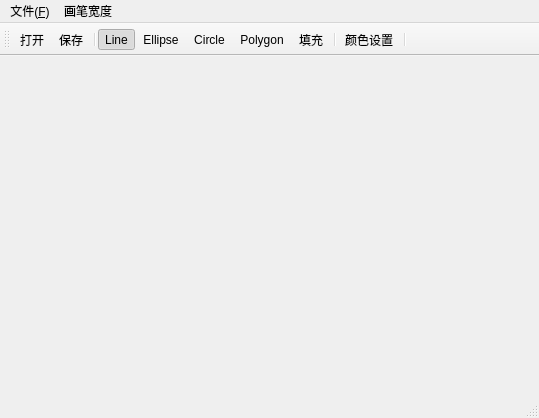
Qt form FinalProject/mainwindow.ui (breadstory-x/my-painter) before a commit.
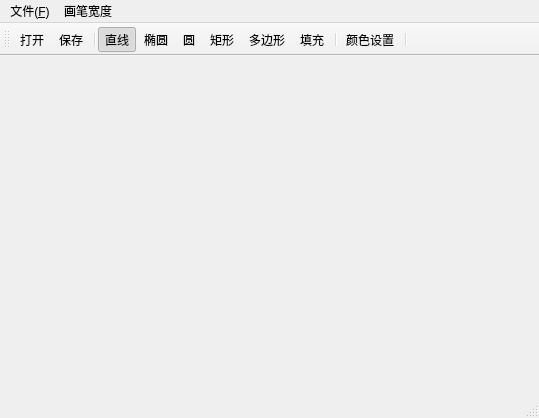
The same form after that commit. Icons and pictures are not drawn.

The edit to the form file:
```diff
--- a/FinalProject/mainwindow.ui
+++ b/FinalProject/mainwindow.ui
@@ -66,6 +66,7 @@
    <addaction name="actionLine"/>
    <addaction name="actionEllipse"/>
    <addaction name="actionCircle"/>
+   <addaction name="actionRect"/>
    <addaction name="actionPolygon"/>
    <addaction name="actionFill"/>
    <addaction name="separator"/>
@@ -85,13 +86,22 @@
      <normaloff>../图标/直线.bmp</normaloff>../图标/直线.bmp</iconset>
    </property>
    <property name="text">
-    <string>Line</string>
+    <string>直线</string>
    </property>
    <property name="toolTip">
     <string>Line</string>
    </property>
    <property name="statusTip">
-    <string>draw a Line</string>
+    <string>绘制直线</string>
+   </property>
+   <property name="whatsThis">
+    <string/>
+   </property>
+   <property name="font">
+    <font>
+     <family>微软雅黑 Light</family>
+     <pointsize>9</pointsize>
+    </font>
    </property>
    <property name="shortcut">
     <string>1</string>
@@ -106,13 +116,19 @@
      <normaloff>../图标/椭圆.bmp</normaloff>../图标/椭圆.bmp</iconset>
    </property>
    <property name="text">
-    <string>Ellipse</string>
+    <string>椭圆</string>
    </property>
    <property name="toolTip">
     <string>Ellipse</string>
    </property>
    <property name="statusTip">
-    <string>draw a ellipse</string>
+    <string>绘制椭圆</string>
+   </property>
+   <property name="font">
+    <font>
+     <family>微软雅黑 Light</family>
+     <pointsize>9</pointsize>
+    </font>
    </property>
    <property name="shortcut">
     <string>3</string>
@@ -143,13 +159,18 @@
      <normaloff>../图标/圆.bmp</normaloff>../图标/圆.bmp</iconset>
    </property>
    <property name="text">
-    <string>Circle</string>
+    <string>圆</string>
    </property>
    <property name="toolTip">
     <string>Circle</string>
    </property>
    <property name="statusTip">
-    <string>draw a circle</string>
+    <string>绘制圆</string>
+   </property>
+   <property name="font">
+    <font>
+     <family>微软雅黑 Light</family>
+    </font>
    </property>
    <property name="shortcut">
     <string>2</string>
@@ -179,13 +200,21 @@
      <normaloff>../图标/多边形.bmp</normaloff>../图标/多边形.bmp</iconset>
    </property>
    <property name="text">
-    <string>Polygon</string>
+    <string>多边形</string>
    </property>
    <property name="toolTip">
     <string>Polygon</string>
    </property>
    <property name="statusTip">
-    <string>draw a polygon</string>
+    <string>绘制多边形</string>
+   </property>
+   <property name="font">
+    <font>
+     <family>微软雅黑 Light</family>
+    </font>
+   </property>
+   <property name="shortcut">
+    <string>5</string>
    </property>
   </action>
   <action name="actionColor">
@@ -200,7 +229,15 @@
     <string>change color</string>
    </property>
    <property name="statusTip">
-    <string>颜色设置</string>
+    <string>设置当前画笔颜色</string>
+   </property>
+   <property name="font">
+    <font>
+     <family>微软雅黑 Light</family>
+    </font>
+   </property>
+   <property name="shortcut">
+    <string>7</string>
    </property>
   </action>
   <action name="actionOpen">
@@ -215,7 +252,12 @@
     <string>打开文件（未实现）</string>
    </property>
    <property name="statusTip">
-    <string>打开文件（未实现）</string>
+    <string>打开文件</string>
+   </property>
+   <property name="font">
+    <font>
+     <family>微软雅黑 Light</family>
+    </font>
    </property>
   </action>
   <action name="actionSave">
@@ -230,7 +272,12 @@
     <string>保存（未实现）</string>
    </property>
    <property name="statusTip">
-    <string>保存文件（未实现）</string>
+    <string>保存文件</string>
+   </property>
+   <property name="font">
+    <font>
+     <family>微软雅黑 Light</family>
+    </font>
    </property>
   </action>
   <action name="actionFill">
@@ -252,6 +299,40 @@
    </property>
    <property name="statusTip">
     <string>颜色填充</string>
+   </property>
+   <property name="font">
+    <font>
+     <family>微软雅黑 Light</family>
+    </font>
+   </property>
+   <property name="shortcut">
+    <string>6</string>
+   </property>
+  </action>
+  <action name="actionRect">
+   <property name="checkable">
+    <bool>true</bool>
+   </property>
+   <property name="icon">
+    <iconset>
+     <normaloff>../图标/矩形.bmp</normaloff>../图标/矩形.bmp</iconset>
+   </property>
+   <property name="text">
+    <string>矩形</string>
+   </property>
+   <property name="toolTip">
+    <string>Rect</string>
+   </property>
+   <property name="statusTip">
+    <string>绘制矩形</string>
+   </property>
+   <property name="font">
+    <font>
+     <family>微软雅黑 Light</family>
+    </font>
+   </property>
+   <property name="shortcut">
+    <string>4</string>
    </property>
   </action>
  </widget>
```
Left out of the diff: 47 changed lines with no effect on the pictures.
